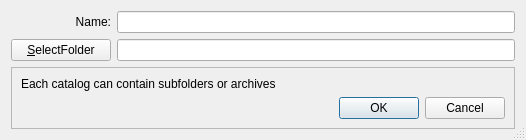
First picture: the form in QuickViewer/src/catalog/createdb.ui, repository kanryu/quickviewer, before the edit.
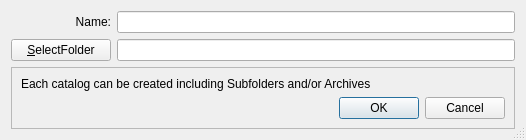
Second picture: the form after the edit.

```diff
--- a/QuickViewer/src/catalog/createdb.ui
+++ b/QuickViewer/src/catalog/createdb.ui
@@ -108,7 +108,7 @@
       <item row="0" column="0">
        <widget class="QLabel" name="label_2">
         <property name="text">
-         <string extracomment="A message indicating that one catalog can register multiple subfolders at once">Each catalog can contain subfolders or archives</string>
+         <string extracomment="A message indicating that one catalog can register multiple subfolders at once">Each catalog can be created including Subfolders and/or Archives</string>
         </property>
        </widget>
       </item>
```
